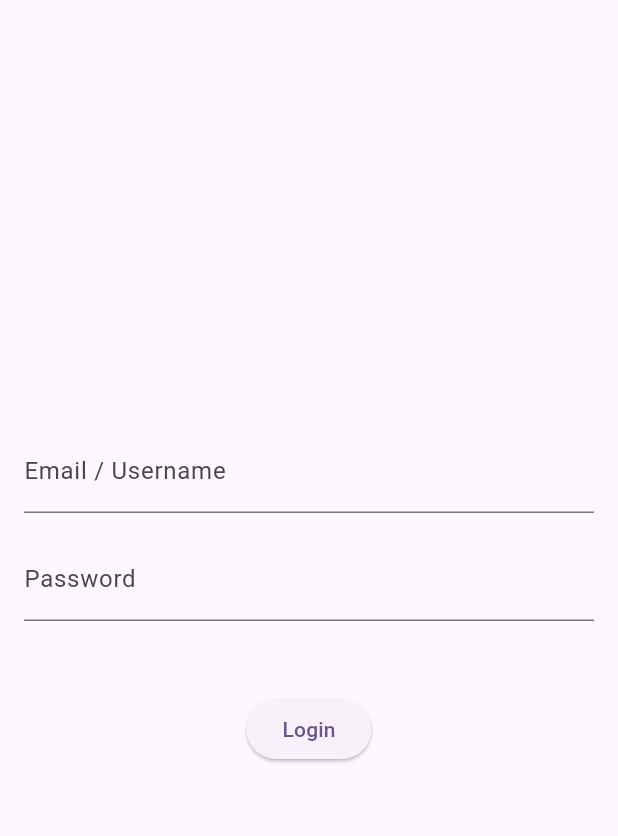
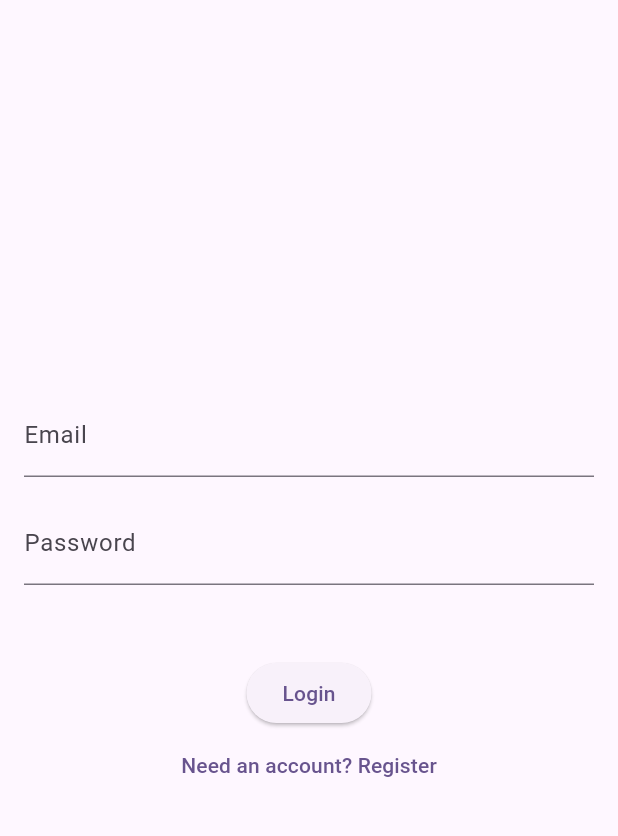
Before and after one commit to bivex/Samplero, a Flutter app: the screen it shows after launch, on a phone screen of 412 x 824 dp, the part 63-899 px from its top. Run offline on Flutter 3.47's test engine with Material 3 defaults, Android fonts, the phone set to English and light mode, and no system bars; missing offline and left inert: dart:ffi.

Commit message:
Update app.dart

```diff
--- a/apps/customer_mobile/lib/presentation/app.dart
+++ b/apps/customer_mobile/lib/presentation/app.dart
@@ -75,21 +75,31 @@ class LoginScreen extends StatefulWidget {
 
 class _LoginScreenState extends State<LoginScreen> {
   final _emailController = TextEditingController();
+  final _usernameController = TextEditingController();
   final _passwordController = TextEditingController();
   bool _isLoading = false;
+  bool _isRegistering = false;
   String? _error;
 
-  Future<void> _login() async {
+  Future<void> _submit() async {
     setState(() {
       _isLoading = true;
       _error = null;
     });
 
     try {
-      await widget.authPort.login(
-        _emailController.text,
-        _passwordController.text,
-      );
+      if (_isRegistering) {
+        await widget.authPort.register(
+          _usernameController.text.isNotEmpty ? _usernameController.text : _emailController.text,
+          _emailController.text,
+          _passwordController.text,
+        );
+      } else {
+        await widget.authPort.login(
+          _emailController.text,
+          _passwordController.text,
+        );
+      }
       widget.onLoginSuccess();
     } catch (e) {
       setState(() {
@@ -107,15 +117,22 @@ class _LoginScreenState extends State<LoginScreen> {
   @override
   Widget build(BuildContext context) {
     return Scaffold(
-      appBar: AppBar(title: const Text('Login to Samplero')),
+      appBar: AppBar(title: Text(_isRegistering ? 'Register' : 'Login to Samplero')),
       body: Padding(
         padding: const EdgeInsets.all(16.0),
         child: Column(
           mainAxisAlignment: MainAxisAlignment.center,
           children: [
+            if (_isRegistering) ...[
+              TextField(
+                controller: _usernameController,
+                decoration: const InputDecoration(labelText: 'Username'),
+              ),
+              const SizedBox(height: 16),
+            ],
             TextField(
               controller: _emailController,
-              decoration: const InputDecoration(labelText: 'Email / Username'),
+              decoration: const InputDecoration(labelText: 'Email'),
             ),
             const SizedBox(height: 16),
             TextField(
@@ -130,9 +147,18 @@ class _LoginScreenState extends State<LoginScreen> {
             _isLoading
                 ? const CircularProgressIndicator()
                 : ElevatedButton(
-                    onPressed: _login,
-                    child: const Text('Login'),
+                    onPressed: _submit,
+                    child: Text(_isRegistering ? 'Register' : 'Login'),
                   ),
+            TextButton(
+              onPressed: () {
+                setState(() {
+                  _isRegistering = !_isRegistering;
+                  _error = null;
+                });
+              },
+              child: Text(_isRegistering ? 'Already have an account? Login' : 'Need an account? Register'),
+            )
           ],
         ),
       ),
```
